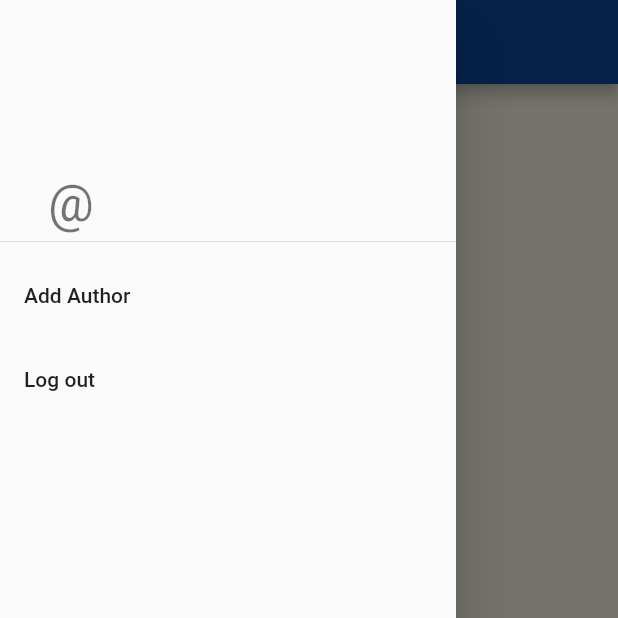
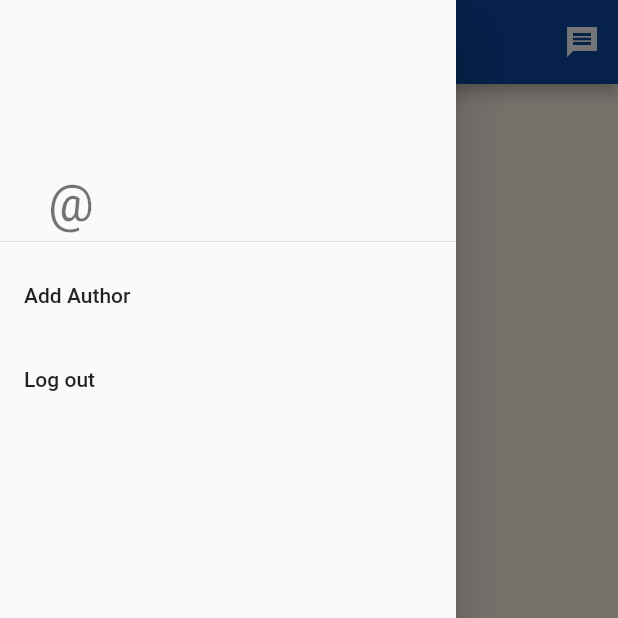
Before and after one commit to metehankarakaya/librarium-social, a Flutter app: the HomeView screen opened by its route, with the side drawer open, on a phone screen of 412 x 824 dp, the top half of it. Run offline on Flutter 3.47's test engine with Material 2 defaults, Android fonts, the phone set to English and light mode, and no system bars; our stand-ins replace font_awesome_flutter, get_it, image_picker, logger, shared_preferences, stacked; accounts and stored records are empty; network calls fail.

Commit message:
Add message icon to AppBar

```diff
--- a/lib/presentation/home/home_view.dart
+++ b/lib/presentation/home/home_view.dart
@@ -1,4 +1,5 @@
 import 'package:flutter/material.dart';
+import 'package:font_awesome_flutter/font_awesome_flutter.dart';
 import 'package:librarium/presentation/common/quote_card_view.dart';
 import 'package:librarium/presentation/drawer/drawer_view.dart';
 import 'package:librarium/presentation/home/home_view_model.dart';
@@ -28,6 +29,15 @@ class _HomeViewState extends State<HomeView> {
         appBar: AppBar(
           title: const Text(AppString.dashboard),
           centerTitle: true,
+          actions: [
+            IconButton(
+              onPressed: () {
+
+              },
+              splashRadius: 20,
+              icon: const Icon(Icons.message_sharp),
+            )
+          ],
         ),
         body: RefreshIndicator(
           onRefresh: viewModel.refreshDash,
```
